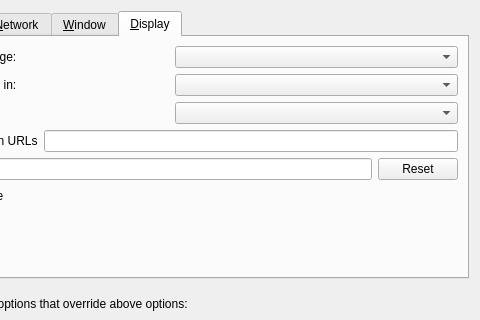
Above: src/qt/forms/optionsdialog.ui from RavenProject/Ravencoin before the change; both pictures show x 137 to 617 and y 0 to 320 of the 617 by 440 pixel window. Below: the same form after it.
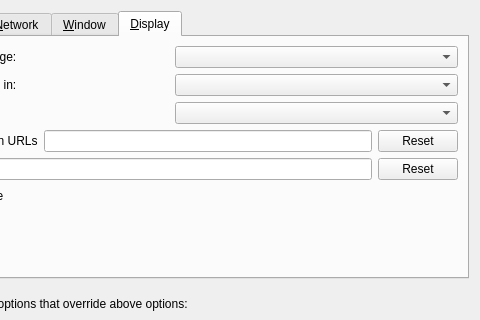
That is the form after the change. Custom widgets are drawn as their Qt base class.

Commit message:
GUI: Add out-of-the-box browsers. Can be changed and removed in options (PR #917)
# Conflicts:
#	src/qt/optionsdialog.h

Patch:
```diff
--- a/src/qt/forms/optionsdialog.ui
+++ b/src/qt/forms/optionsdialog.ui
@@ -655,6 +655,13 @@
            </property>
           </widget>
          </item>
+         <item>
+          <widget class="QPushButton" name="thirdPartyTxUrlsReset">
+           <property name="text">
+            <string>Reset</string>
+           </property>
+          </widget>
+         </item>
         </layout>
        </item>
        <item>
```
The commit also changes 4 other files.
